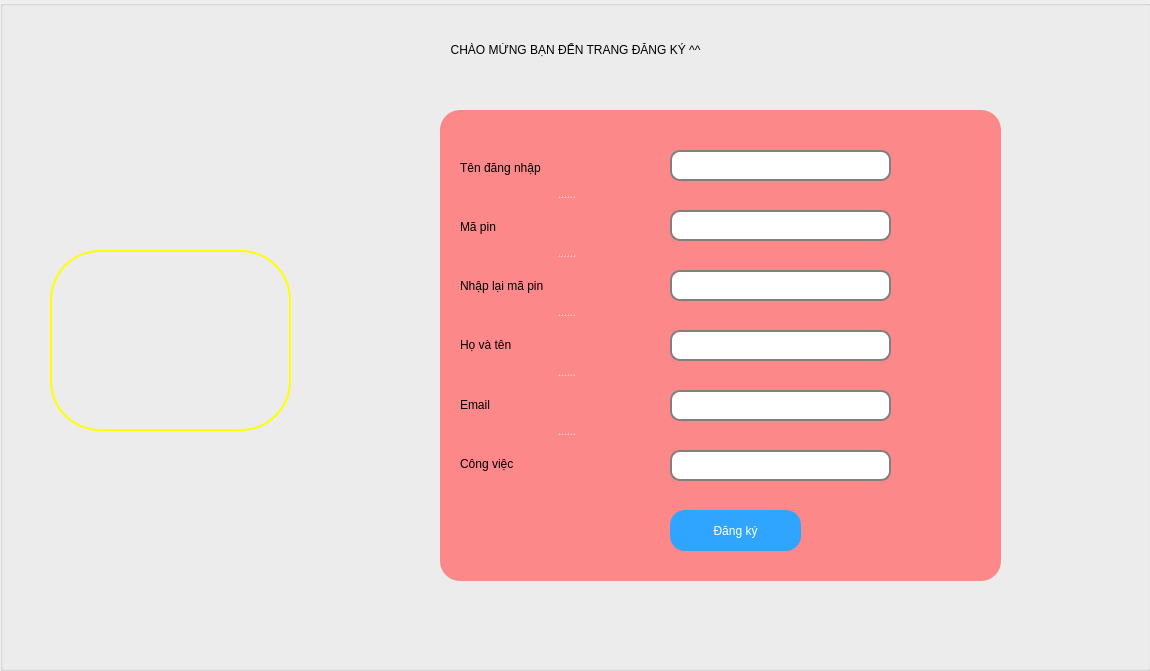
Before: the Qt Designer form QuanLyChiTieu/adduser.ui in derektruong/ExpenseManagement, drawn with Qt 5.
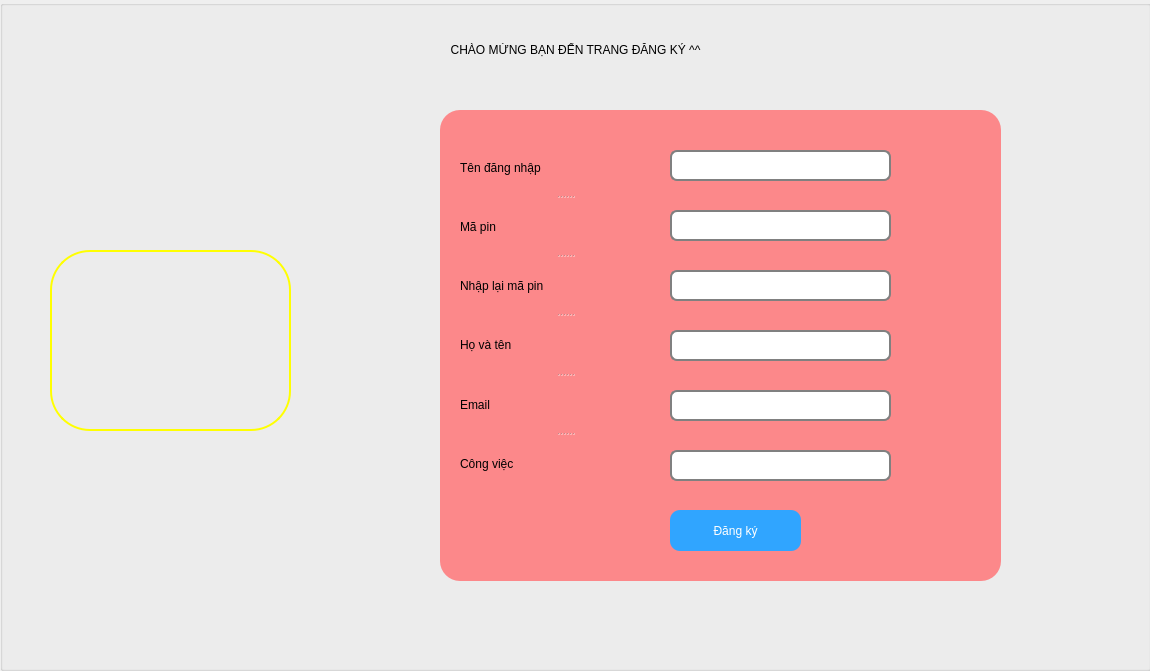
After: the same form once the commit is applied. Icons and pictures are not drawn.

```diff
--- a/QuanLyChiTieu/adduser.ui
+++ b/QuanLyChiTieu/adduser.ui
@@ -102,7 +102,7 @@
     <property name="styleSheet">
      <string notr="true">background-color: rgb(255, 255, 255);
 border: 2px solid gray;
-border-radius: 10px;
+border-radius: 7px;
 font: 12pt &quot;Segoe UI&quot;;</string>
     </property>
    </widget>
@@ -118,7 +118,7 @@
     <property name="styleSheet">
      <string notr="true">background-color: rgb(255, 255, 255);
 border: 2px solid gray;
-border-radius: 10px;
+border-radius: 7px;
 font: 12pt &quot;Segoe UI&quot;;</string>
     </property>
     <property name="echoMode">
@@ -137,7 +137,7 @@
     <property name="styleSheet">
      <string notr="true">background-color: rgb(255, 255, 255);
 border: 2px solid gray;
-border-radius: 10px;
+border-radius: 7px;
 font: 12pt &quot;Segoe UI&quot;;</string>
     </property>
     <property name="echoMode">
@@ -156,7 +156,7 @@
     <property name="styleSheet">
      <string notr="true">background-color: rgb(255, 255, 255);
 border: 2px solid gray;
-border-radius: 10px;
+border-radius: 7px;
 font: 12pt &quot;Segoe UI&quot;;</string>
     </property>
    </widget>
@@ -172,7 +172,7 @@
     <property name="styleSheet">
      <string notr="true">background-color: rgb(255, 255, 255);
 border: 2px solid gray;
-border-radius: 10px;
+border-radius: 7px;
 font: 12pt &quot;Segoe UI&quot;;</string>
     </property>
    </widget>
@@ -188,7 +188,7 @@
     <property name="styleSheet">
      <string notr="true">background-color: rgb(255, 255, 255);
 border: 2px solid gray;
-border-radius: 10px;
+border-radius: 7px;
 font: 12pt &quot;Segoe UI&quot;;</string>
     </property>
    </widget>
@@ -202,7 +202,7 @@
      </rect>
     </property>
     <property name="styleSheet">
-     <string notr="true">border-radius: 15px;
+     <string notr="true">border-radius: 10px;
 color: rgb(255, 255, 255);
 background-color: rgb(48, 165, 255);
 font: 75 18pt &quot;MS Shell Dlg 2&quot;;</string>
@@ -239,7 +239,7 @@
     <property name="styleSheet">
      <string notr="true">background-image: url(:/Images/BackGr/budget.jpg);
 border: 2px solid yellow;
-border-radius: 50px;</string>
+border-radius: 40px;</string>
     </property>
     <property name="frameShape">
      <enum>QFrame::StyledPanel</enum>
```
